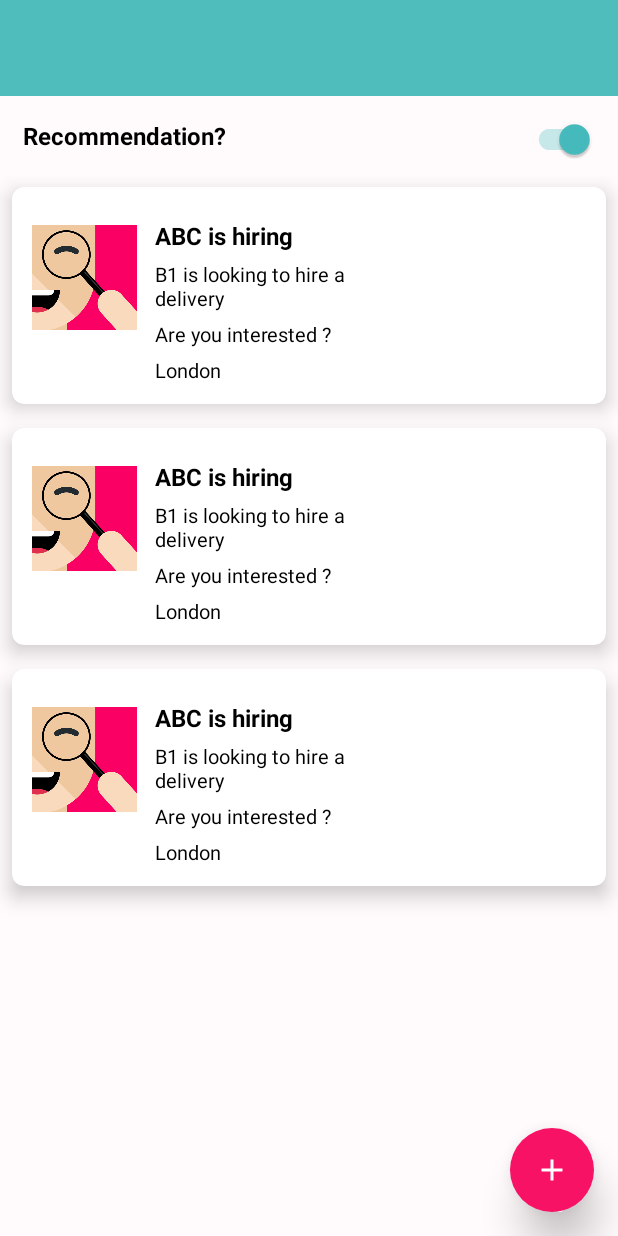
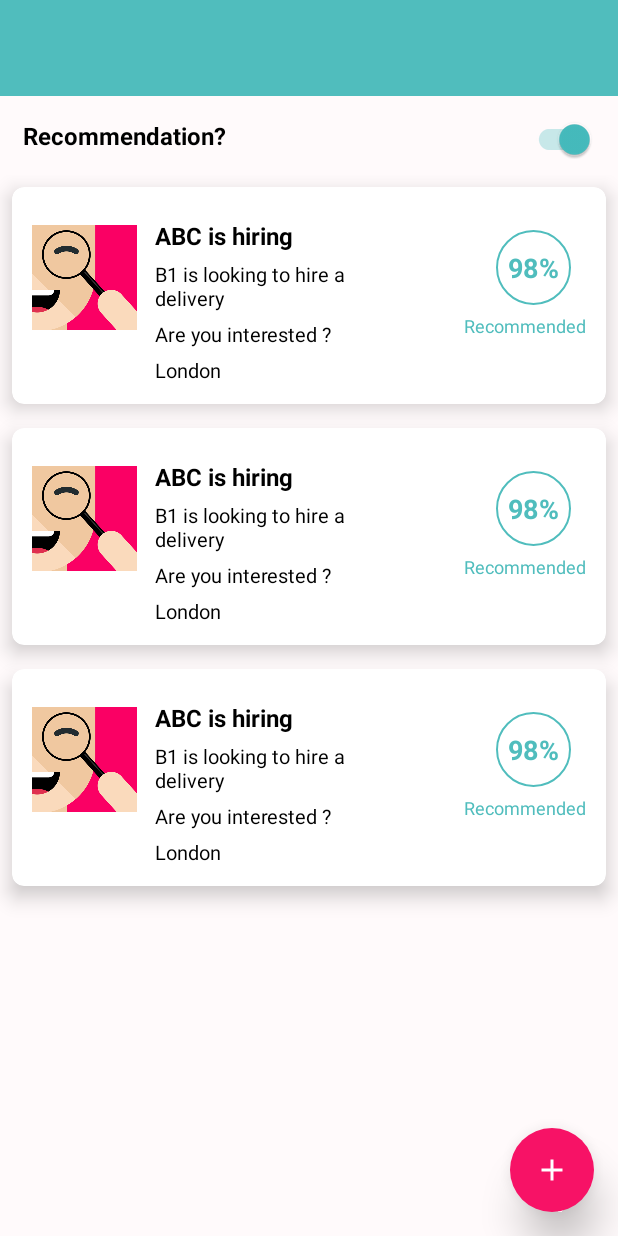
Before and after one commit to Pavan3535/Partimer, an Android app: the layout activity_student_home.xml on its own in the app's theme, with its tools: preview values and no code run, on a phone screen of 412 x 824 dp. Run offline under Robolectric (Android 15) with nearby library versions, the phone set to English and light mode, and no system bars.

Commit message:
--visibility changed

```diff
--- a/app/src/main/res/layout/jobs_list_item.xml
+++ b/app/src/main/res/layout/jobs_list_item.xml
@@ -90,7 +90,7 @@
             android:gravity="center"
             android:padding="@dimen/dimen_5dp"
             android:text="98%"
-            android:visibility="gone"
+            android:visibility="visible"
             android:textColor="@color/colorPrimary"
             android:textSize="@dimen/text_size_18sp"
             android:textStyle="bold" />
@@ -103,7 +103,7 @@
             android:layout_alignParentEnd="true"
             android:layout_marginBottom="5dp"
             android:paddingTop="@dimen/dimen_5dp"
-            android:visibility="gone"
+            android:visibility="visible"
             android:text="Recommended"
             android:textColor="@color/colorPrimary"
             android:textSize="@dimen/text_size_12sp" />
```
